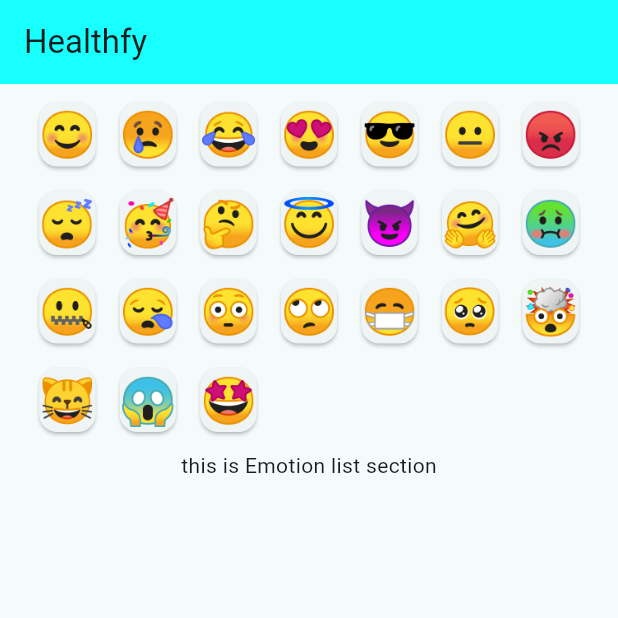
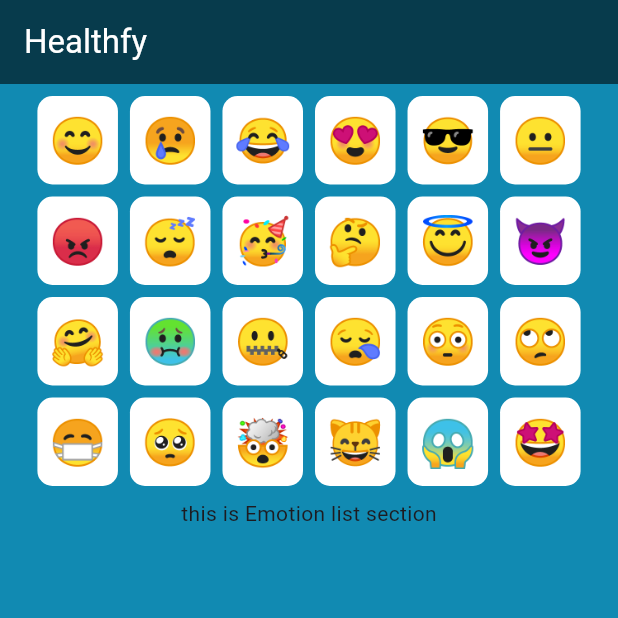
Before and after one commit to kapish-patel/Programming-at-SeattleU, a Flutter app: the screen it shows after launch, on a phone screen of 412 x 824 dp, the top half of it. Run offline on Flutter 3.47's test engine with Material 3 defaults, Android fonts, the phone set to English and light mode, and no system bars.

Commit message:
added colors and completed grid view

```diff
--- a/CPSC-5250 Mobile Software Development/Homework1/healthapp/lib/main.dart
+++ b/CPSC-5250 Mobile Software Development/Homework1/healthapp/lib/main.dart
@@ -13,7 +13,6 @@ class MyApp extends StatelessWidget {
     return MaterialApp(
       title: 'Healthfy',
       theme: ThemeData(
-        colorScheme: ColorScheme.fromSeed(seedColor: Colors.cyanAccent),
         useMaterial3: true,
       ),
       home: const MyHomePage(),
@@ -28,8 +27,8 @@ class MyHomePage extends StatelessWidget {
   Widget build(BuildContext context) {
     return Scaffold(
       appBar: AppBar(
-        title: const Text("Healthfy"),
-        backgroundColor: Colors.cyanAccent,
+        title: const Text("Healthfy", style: TextStyle(color: Colors.white)),
+        backgroundColor: const Color.fromRGBO(7, 59, 76, 1),
       ),
       body: const Pagination(),
     );
@@ -58,18 +57,20 @@ class EmotionRecorder extends StatelessWidget {
 
   @override
   Widget build(BuildContext context) {
-    return const Column(
+    return Container(
+      color: const Color.fromRGBO(17, 138, 178, 1),
+      child: const Column(
         children: <Widget>[
           EmojiSection(),
           EmotionListSection()
         ],
+      )
     );
   }
 }
 
 class EmojiSection extends StatefulWidget {
   const EmojiSection({super.key});
-
 
   @override
   EmojiGridSectionState createState() {
@@ -105,22 +106,55 @@ class EmojiGridSectionState extends State<EmojiSection>{
     "🤩": "Starstruck",
   };
 
+  //function to handle emoji tap
+  void _onEmojiTap(String emoji) {
+    print("User pressed $emoji and is feeling ${emojiExpressions[emoji]}");
+  }
 
   @override
   Widget build(BuildContext context) {
     return Container(
-      padding: EdgeInsets.all(8.0),
+      padding: const EdgeInsets.all(8.0),
       child: Wrap(
         spacing: 8.0, // h space
         runSpacing: 8.0, // v space
         children: List<Widget>.from(
-          emojiExpressions.keys.map((emoji) => DisplayCustomEmoji(data: emoji))
+          emojiExpressions.keys.map((emoji) => DisplayCustomEmoji(data: emoji, onTap: () => _onEmojiTap(emoji)))
         ),
       ),
     );
   }
 }
 
+class DisplayCustomEmoji extends StatelessWidget {
+  final String data;
+  final VoidCallback onTap;
+
+
+  const DisplayCustomEmoji({
+    required this.data,
+    required this.onTap(),
+    Key? key,
+  }) : super(key: key);
+
+  @override
+  Widget build(BuildContext context) {
+    return GestureDetector(
+      onTap: onTap,
+      child: Container(
+        padding: const EdgeInsets.all(8.0),
+        decoration: BoxDecoration(
+          color: Colors.white,
+          borderRadius: BorderRadius.circular(10.0)
+        ),
+        child: Text(
+          data,
+          style: const TextStyle(fontSize: 30.0)
+        )
+      ),
+    );
+  }
+}
 class EmotionListSection extends StatefulWidget{
   const EmotionListSection({super.key});
 
@@ -136,21 +170,6 @@ class EmotionListSectionState extends State<EmotionListSection> {
   @override
   Widget build(BuildContext context) {
     return Text(data);
-  }
-}
-
-
-class DisplayCustomEmoji extends StatelessWidget {
-  final String data;
-
-  const DisplayCustomEmoji({
-    required this.data,
-    Key? key,
-  }) : super(key: key);
-
-  @override
-  Widget build(BuildContext context) {
-    return Card(child: Text(data, style: const TextStyle(fontSize: 30.0)));
   }
 }
 
@@ -171,7 +190,17 @@ class DietRecorderState extends State<DietRecorder> {
 
   @override
   Widget build(BuildContext context) {
-    return Form(
+    return Scaffold(
+      backgroundColor: const Color.fromRGBO(6, 214, 160, 1),
+      body: Padding(
+        padding: const EdgeInsets.all(8.0),
+        child: Column(
+          children: [
+            Card(
+              color: Colors.white,  // Card color is white
+              child: Padding(
+                padding: const EdgeInsets.all(8.0),
+                child: Form(
                   key: _formKey,
                   child: Column(
                     children: <Widget>[
@@ -196,6 +225,11 @@ class DietRecorderState extends State<DietRecorder> {
                           return null;
                         },
                       ),
+                    ],
+                  ),
+                ),
+              ),
+            ),
             ElevatedButton(
               onPressed: () {
                 if (_formKey.currentState!.validate()) {
@@ -219,15 +253,18 @@ class DietRecorderState extends State<DietRecorder> {
             ),
           ],
         ),
+      ),
     );
   }
 }
-
 class WorkoutRecorder extends StatelessWidget {
   const WorkoutRecorder({super.key});
 
   @override
   Widget build(BuildContext context) {
-    return const Text("Workout Recorder");
+    return Container(
+      color: const Color.fromRGBO(239, 71, 111, 1),
+      child: const Text("Workout Recorder"),
+    );
   }
 }
```
Lines whose indentation alone changed are shown as unchanged.
